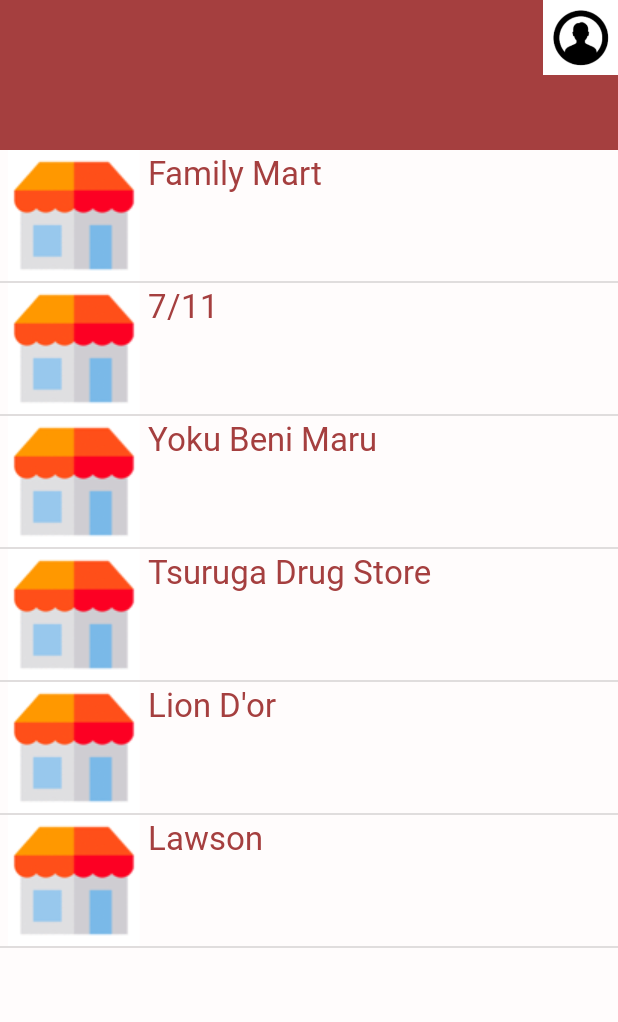
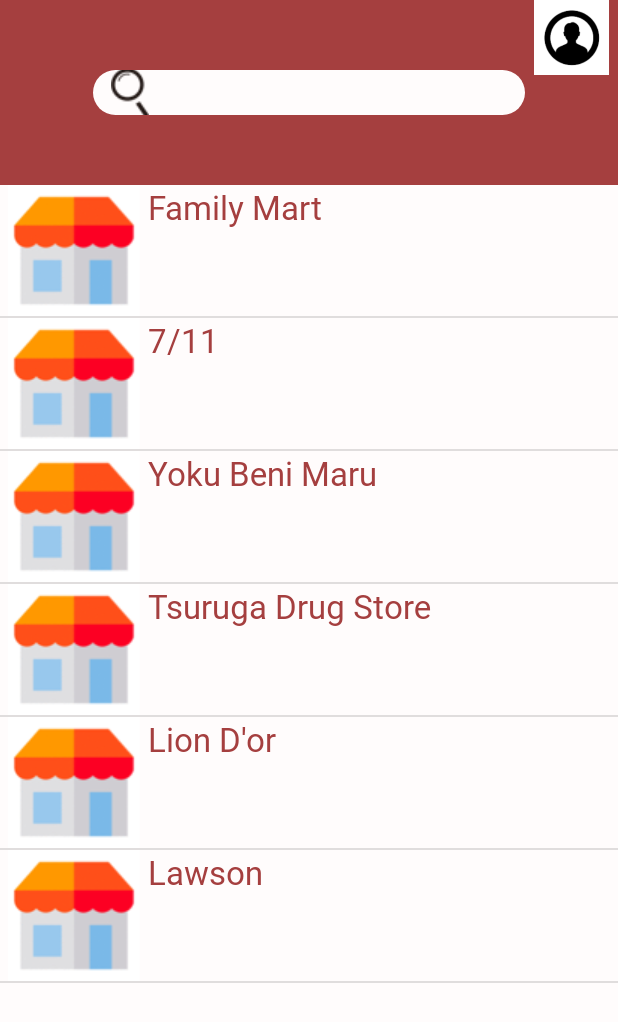
Before and after one commit to hrmck/2020UoAHackathon, an Android app: the StoreActivity screen opened directly, with no data from a screen before it, on a phone screen of 412 x 824 dp. Shown: the top 1022 px of the screen. Run offline under Robolectric (Android 15) with nearby library versions, the phone set to English and light mode, and no system bars.

Commit message:
edited MainActivity to suit the new layout added LoginActivity to suit the new layout

```diff
--- a/app/src/main/AndroidManifest.xml
+++ b/app/src/main/AndroidManifest.xml
@@ -16,9 +16,10 @@
                 <category android:name="android.intent.category.LAUNCHER" />
             </intent-filter>
         </activity>
+        <activity android:name=".LoginActivity" />
+        <activity android:name=".SignUpActivity" />
+        <activity android:name=".StoreActivity" />
         <activity android:name=".ProductActivity" />
-        <activity android:name=".StoreActivity" />
-        <activity android:name=".SignUpActivity" />
         <activity android:name=".CartActivity" />
     </application>
 
--- a/app/src/main/java/com/example/inlocker/StoreActivity.java
+++ b/app/src/main/java/com/example/inlocker/StoreActivity.java
@@ -5,6 +5,7 @@
 import android.view.View;
 import android.widget.AdapterView;
 import android.widget.ListView;
+import android.widget.SearchView;
 
 import androidx.annotation.Nullable;
 import androidx.appcompat.app.AppCompatActivity;
@@ -15,6 +16,7 @@
     String[] storeName;
     Integer[] imgID = {R.drawable.store_demo, R.drawable.store_demo, R.drawable.store_demo, R.drawable.store_demo, R.drawable.store_demo, R.drawable.store_demo};
 
+    SearchView search_bar;
     @Override
     protected void onCreate(@Nullable Bundle savedInstanceState) {
         super.onCreate(savedInstanceState);
@@ -33,5 +35,13 @@
                 startActivity(intent);
             }
         });
+
+        search_bar = findViewById(R.id.store_searchView);
+        search_bar.setOnClickListener(new View.OnClickListener() {
+            @Override
+            public void onClick(View v) {
+                search_bar.onActionViewExpanded();
+            }
+        });
     }
 }
--- a/app/src/main/res/layout/activity_login.xml
+++ b/app/src/main/res/layout/activity_login.xml
@@ -60,7 +60,7 @@
         app:layout_constraintTop_toBottomOf="@+id/PasswordEditText" />
 
     <Button
-        android:id="@+id/LoginBtn"
+        android:id="@+id/LoginBtn_main"
         android:layout_width="wrap_content"
         android:layout_height="wrap_content"
         android:text="@string/login"
--- a/app/src/main/res/layout/activity_stores.xml
+++ b/app/src/main/res/layout/activity_stores.xml
@@ -1,33 +1,78 @@
 <?xml version="1.0" encoding="utf-8"?>
-<RelativeLayout xmlns:android="http://schemas.android.com/apk/res/android"
+<androidx.constraintlayout.widget.ConstraintLayout xmlns:android="http://schemas.android.com/apk/res/android"
     xmlns:app="http://schemas.android.com/apk/res-auto"
     android:id="@+id/main"
     android:layout_width="match_parent"
     android:layout_height="match_parent">
 
-    <RelativeLayout
-        android:id="@+id/top_bar"
-        android:layout_width="match_parent"
-        android:layout_height="100dp">
+
+    <androidx.constraintlayout.widget.Guideline
+        android:id="@+id/up_guideline"
+        android:layout_width="wrap_content"
+        android:layout_height="wrap_content"
+        android:orientation="horizontal"
+        app:layout_constraintGuide_percent="0.15" />
+
+    <androidx.constraintlayout.widget.Guideline
+        android:id="@+id/left_guideline"
+        android:layout_width="wrap_content"
+        android:layout_height="wrap_content"
+        android:orientation="vertical"
+        app:layout_constraintGuide_percent="0.15" />
+
+    <SearchView
+        android:id="@+id/store_searchView"
+        style="@style/customSearchView"
+        android:layout_width="0dp"
+        android:layout_height="30dp"
+        app:layout_constraintBottom_toTopOf="@id/up_guideline"
+        app:layout_constraintEnd_toStartOf="@id/right_guideline"
+        app:layout_constraintStart_toStartOf="@+id/left_guideline"
+        app:layout_constraintTop_toTopOf="parent">
+
+    </SearchView>
+
+    <androidx.constraintlayout.widget.Guideline
+        android:id="@+id/right_guideline"
+        android:layout_width="wrap_content"
+        android:layout_height="wrap_content"
+        android:orientation="vertical"
+        app:layout_constraintGuide_percent="0.85" />
 
     <ImageButton
         android:id="@+id/personal_icon"
-            android:layout_width="50dp"
+        android:layout_width="0dp"
         android:layout_height="50dp"
-            android:layout_alignParentEnd="true"
+        android:layout_marginStart="4dp"
+        android:layout_marginEnd="4dp"
         android:adjustViewBounds="true"
         android:background="#00FFFFFF"
         android:scaleType="centerInside"
+        app:layout_constraintBottom_toTopOf="@+id/up_guideline"
+        app:layout_constraintEnd_toEndOf="parent"
+        app:layout_constraintStart_toStartOf="@+id/right_guideline"
+        app:layout_constraintTop_toTopOf="parent"
+        app:layout_constraintVertical_bias="0.0"
         app:srcCompat="@drawable/personal_info" />
 
-    </RelativeLayout>
 
     <ListView
         android:id="@+id/store_list"
-        android:layout_width="match_parent"
-        android:layout_height="match_parent"
-        android:layout_below="@id/top_bar"
-        android:background="@color/white" />
+        android:layout_width="wrap_content"
+        android:layout_height="0dp"
+        android:background="@color/white"
+        app:layout_constraintBottom_toBottomOf="parent"
+        app:layout_constraintStart_toStartOf="parent"
+        app:layout_constraintTop_toBottomOf="@+id/up_guideline">
+
+    </ListView>
+
+    <androidx.constraintlayout.widget.Guideline
+        android:id="@+id/low_guideline"
+        android:layout_width="wrap_content"
+        android:layout_height="wrap_content"
+        android:orientation="horizontal"
+        app:layout_constraintGuide_percent="0.9" />
 
 
-</RelativeLayout>
+</androidx.constraintlayout.widget.ConstraintLayout>
--- a/app/src/main/res/values/styles.xml
+++ b/app/src/main/res/values/styles.xml
@@ -11,6 +11,7 @@
 
         <item name="buttonStyle">@style/PrimaryButton</item>
         <item name="editTextStyle">@style/customEditText</item>
+        <item name="searchViewStyle">@style/customSearchView</item>
         <!--setting the name to android:editTextStyle doesn't work haha idk why -->
 
         <!--<item name="android:imageButtonStyle">android:borderlessButtonStyle</item>-->
@@ -41,4 +42,10 @@
         <item name="android:layout_height">30dp</item>
         <item name="android:paddingStart">15dp</item>
     </style>
+
+    <style name="customSearchView" parent="Widget.AppCompat.SearchView">
+        <item name="queryHint">@string/search</item>
+        <item name="android:searchIcon">@drawable/search_icon</item>
+        <item name="android:background">@drawable/layout_rounded_edittext</item>
+    </style>
 </resources>
```
Also changed, not shown: app/src/main/java/com/example/inlocker/LoginActivity.java (added, +29 -0 lines), app/src/main/java/com/example/inlocker/MainActivity.java (added, +38 -0 lines), app/src/main/java/com/example/inlocker/MainActivity.kt (deleted, +0 -22 lines), app/src/main/res/layout/activity_main.xml (+39 -54 lines), app/src/main/res/layout/activity_products_copy.xml (deleted, +0 -178 lines). Lines whose indentation alone changed are shown as unchanged.
